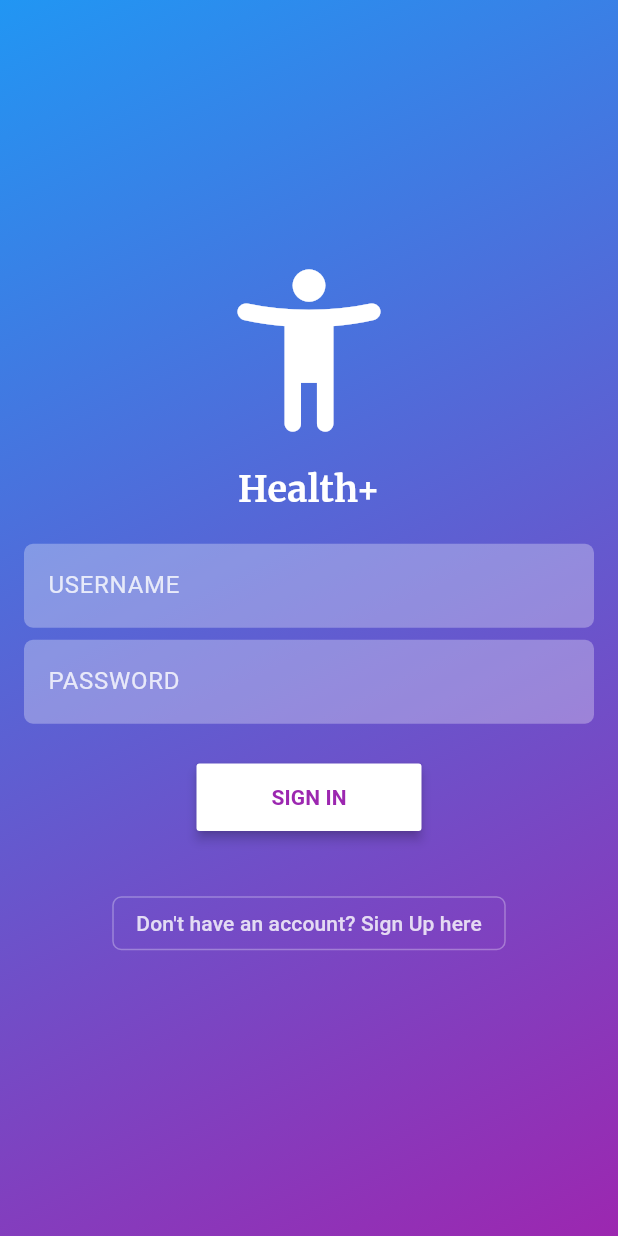
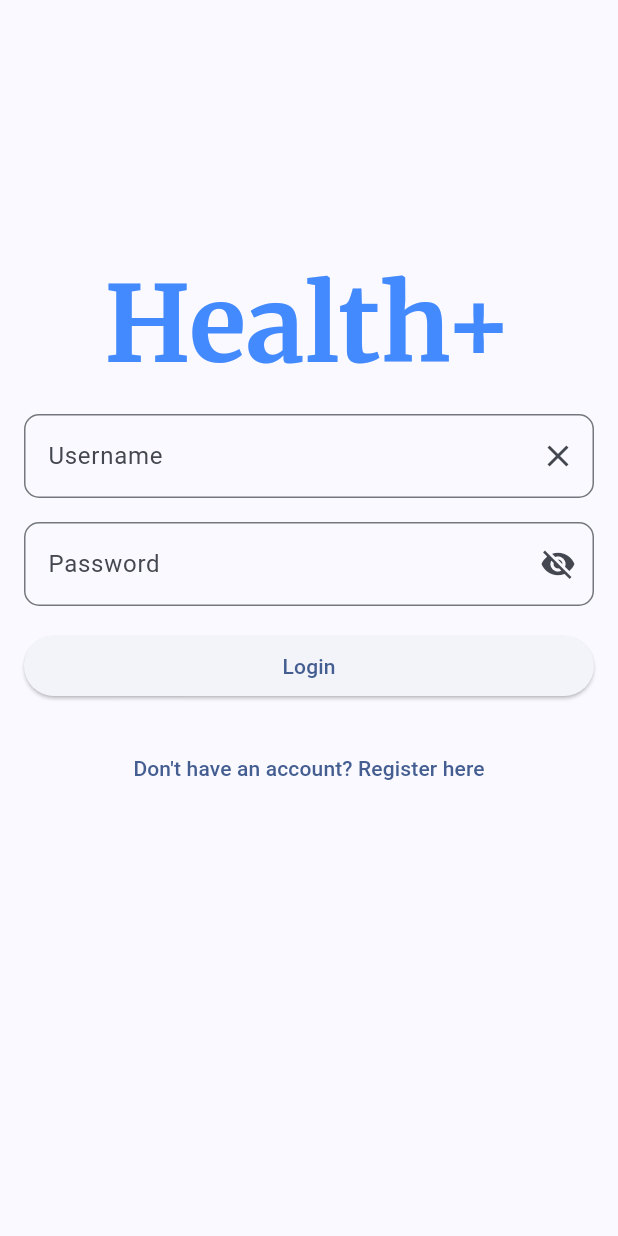
Before and after one commit to dwikyalfira/aplikasihealth, a Flutter app: the screen it shows after launch, on a phone screen of 412 x 824 dp. Run offline on Flutter 3.47's test engine with Material 3 defaults, Android fonts, the phone set to English and light mode, and no system bars; our stand-ins replace google_fonts, shared_preferences.

Commit message:
changes Login Page UI, and some minor UI app

```diff
--- a/lib/main.dart
+++ b/lib/main.dart
@@ -17,25 +17,12 @@ class MyApp extends StatelessWidget {
     return MaterialApp(
       title: 'Flutter Demo',
       theme: ThemeData(
-        // This is the theme of your application.
-        //
-        // TRY THIS: Try running your application with "flutter run". You'll see
-        // the application has a purple toolbar. Then, without quitting the app,
-        // try changing the seedColor in the colorScheme below to Colors.green
-        // and then invoke "hot reload" (save your changes or press the "hot
-        // reload" button in a Flutter-supported IDE, or press "r" if you used
-        // the command line to start the app).
-        //
-        // Notice that the counter didn't reset back to zero; the application
-        // state is not lost during the reload. To reset the state, use hot
-        // restart instead.
-        //
-        // This works for code too, not just values: Most code changes can be
-        // tested with just a hot reload.
-        colorScheme: ColorScheme.fromSeed(seedColor: Colors.deepPurple),
+        colorScheme: ColorScheme.fromSeed(seedColor: Colors.blueAccent),
         useMaterial3: true,
+        primaryColor: Colors.blueAccent,
+        secondaryHeaderColor: Colors.teal,
       ),
-      home: PageLogin(),
+      home: const SplashScreen(),
       debugShowCheckedModeBanner: false,
     );
   }
@@ -50,10 +37,6 @@ class PageHome extends StatefulWidget {
 
 class _State extends State<PageHome> with SingleTickerProviderStateMixin {
   late TabController tabController;
-  // proses do in background
-  // initState : proses di background yang dilakukan sebelum view dipanggil
-  // state : proses di background yang dilakukan saat perubahan view
-
   @override
   void initState() {
     // TODO: implement initState
@@ -63,16 +46,22 @@ class _State extends State<PageHome> with SingleTickerProviderStateMixin {
 
   @override
   Widget build(BuildContext context) {
-    return Scaffold(
+    return SafeArea(
+      child: Scaffold(
         body: TabBarView(
           controller: tabController,
           children: const [PageTabView(), PageTabView(), PagePegawai(), PageProfile()],
         ),
         bottomNavigationBar: BottomAppBar(
-        height: 81,
+          elevation: 8,
+          color: Colors.white,
+          child: SizedBox(
+            height: kBottomNavigationBarHeight,
+            child: Padding(
+              padding: const EdgeInsets.symmetric(vertical: 0),
               child: TabBar(
                 isScrollable: true,
-            labelColor: Colors.green,
+                labelColor: Colors.teal,
                 unselectedLabelColor: Colors.grey,
                 controller: tabController,
                 tabs: const [
@@ -92,10 +81,15 @@ class _State extends State<PageHome> with SingleTickerProviderStateMixin {
                     text: "Profil",
                     icon: Icon(Icons.person),
                   ),
-            ]),
+                ],
+              ),
+            ),
+          ),
+        ),
       ),
     );
   }
+
 }
 
 class PageTabView extends StatelessWidget {
--- a/lib/screen_page/page_login.dart
+++ b/lib/screen_page/page_login.dart
@@ -6,7 +6,6 @@ import 'package:aplikasi_health/main.dart';
 import 'package:aplikasi_health/model/model_login.dart';
 import 'package:aplikasi_health/screen_page/page_register.dart';
 import 'package:aplikasi_health/utils/check_session.dart';
-
 
 class PageLogin extends StatefulWidget {
   const PageLogin({Key? key}) : super(key: key);
@@ -21,6 +20,7 @@ class _PageLoginState extends State<PageLogin> {
   GlobalKey<FormState> keyForm = GlobalKey<FormState>();
 
   bool isLoading = false;
+  bool isPasswordVisible = false;
 
   Future<ModelLogin?> loginAccount() async {
     try {
@@ -73,7 +73,7 @@ class _PageLoginState extends State<PageLogin> {
         isLoading = false;
       });
       ScaffoldMessenger.of(context).showSnackBar(
-        SnackBar(
+        const SnackBar(
           content: Text(
             "Failed to Sign In, Username or Password is Invalid",
             textAlign: TextAlign.center,
@@ -84,146 +84,107 @@ class _PageLoginState extends State<PageLogin> {
     }
   }
 
+  //key form
+  GlobalKey<FormState> keyform = GlobalKey<FormState>();
+
   @override
   Widget build(BuildContext context) {
     return Scaffold(
       body: Container(
-        width: double.infinity,
-        decoration: const BoxDecoration(
-          gradient: LinearGradient(
-            colors: [Colors.blue, Colors.purple],
-            begin: Alignment.topLeft,
-            end: Alignment.bottomRight,
-          ),
-        ),
-        child: Padding(
+        child: Container(
           padding: const EdgeInsets.all(16),
-          child: Form(
-            key: keyForm,
-            autovalidateMode: AutovalidateMode.onUserInteraction,
           child: Column(
-              mainAxisAlignment: MainAxisAlignment.center,
             crossAxisAlignment: CrossAxisAlignment.center,
             children: [
-                Icon(
-                  Icons.accessibility_new_rounded,
-                  size: 130,
-                  color: Colors.white,
-                ),
-                SizedBox(
-                  height: 10,
-                ),
+              const SizedBox(height: 150),
               Text(
                 "Health+",
                 style: GoogleFonts.merriweather(
-                    textStyle: TextStyle(
-                      color: Colors.white,
+                    textStyle: const TextStyle(
+                        color: Colors.blueAccent,
                         fontWeight: FontWeight.bold,
-                      fontSize: 24,
+                        fontSize: 70
+                    )
+                ),
+              ),
+              const SizedBox(height: 10),
+              Form(
+                key: keyform,
+                autovalidateMode: AutovalidateMode.onUserInteraction,
+                child: Column(
+                  children: [
+                    TextFormField(
+                      controller: username,
+                      validator: (val) {
+                        return val!.isEmpty ? "Username is required" : null;
+                      },
+                      decoration: InputDecoration(
+                        hintText: 'Username',
+                        border: OutlineInputBorder(
+                          borderRadius: BorderRadius.circular(10),
+                        ),
+                        suffixIcon: IconButton(
+                          onPressed: () {
+                            username.clear();
+                          },
+                          icon: const Icon(Icons.clear),
                         ),
                       ),
                     ),
-                SizedBox(
-                  height: 20,
+                    const SizedBox(height: 16),
+                    TextFormField(
+                      controller: password,
+                      validator: (val) {
+                        return val!.isEmpty ? "Password is required" : null;
+                      },
+                      decoration: InputDecoration(
+                        hintText: 'Password',
+                        border: OutlineInputBorder(
+                          borderRadius: BorderRadius.circular(10),
                         ),
-                TextFormField(
-                  controller: username,
-                  validator: (val) =>
-                  val!.isEmpty ? "Username can't be empty" : null,
-                  style: TextStyle(color: Colors.white.withOpacity(0.8)),
-                  decoration: InputDecoration(
-                    hintText: "USERNAME",
-                    hintStyle:
-                    TextStyle(color: Colors.white.withOpacity(0.8)),
-                    border: OutlineInputBorder(
-                      borderRadius: BorderRadius.circular(6),
-                      borderSide: BorderSide.none,
-                    ),
-                    filled: true,
-                    fillColor: Colors.white.withOpacity(0.3),
+                        suffixIcon: IconButton(
+                          onPressed: () {
+                            setState(() {
+                              isPasswordVisible = !isPasswordVisible;
+                            });
+                          },
+                          icon: Icon(isPasswordVisible
+                              ? Icons.visibility
+                              : Icons.visibility_off),
                         ),
                       ),
-                const SizedBox(
-                  height: 8,
+                      obscureText: !isPasswordVisible,
                     ),
-                TextFormField(
-                  controller: password,
-                  validator: (val) =>
-                  val!.isEmpty ? "Password can't be empty" : null,
-                  style: TextStyle(color: Colors.white.withOpacity(0.8)),
-                  decoration: InputDecoration(
-                    hintText: "PASSWORD",
-                    hintStyle:
-                    TextStyle(color: Colors.white.withOpacity(0.8)),
-                    border: OutlineInputBorder(
-                      borderRadius: BorderRadius.circular(6),
-                      borderSide: BorderSide.none,
-                    ),
-                    filled: true,
-                    fillColor: Colors.white.withOpacity(0.3),
-                  ),
-                  obscureText: true,
-                ),
-                const SizedBox(
-                  height: 25,
-                ),
-                Container(
-                  decoration:
-                  BoxDecoration(borderRadius: BorderRadius.circular(20)),
-                  child: isLoading
-                      ? const Center(
-                    child: CircularProgressIndicator(),
-                  )
-                      : MaterialButton(
-                    minWidth: 150,
-                    elevation: 3,
-                    height: 45,
-                    color: Colors.white,
+                    const SizedBox(height: 16),
+                    SizedBox( // Wrap the ElevatedButton with SizedBox
+                      width: double.infinity, // Set width to match the width of the form fields
+                      child: ElevatedButton(
                         onPressed: () {
-                      if (keyForm.currentState?.validate() == true) {
+                          if (keyform.currentState!.validate()) {
                             loginAccount();
                           }
                         },
-                    child: const Text(
-                      "SIGN IN",
-                      style: TextStyle(
-                        color: Colors.purple,
-                        fontWeight: FontWeight.bold,
-                      ),
-                    ),
-                  ),
-                ),
-                SizedBox(
-                  height: 20,
-                ),
-                Container(
-                  padding: EdgeInsets.all(16),
-                  child: MaterialButton(
-                    shape: RoundedRectangleBorder(
-                      borderRadius: BorderRadius.circular(6),
-                      side: BorderSide(width: 1, color: Colors.white30),
-                    ),
-                    onPressed: () {
-                      Navigator.push(
-                        context,
-                        MaterialPageRoute(
-                          builder: (context) => PageRegistrasi(),
-                        ),
-                      );
-                    },
-                    child: Text(
-                      "Don't have an account? Sign Up here",
-                      style: TextStyle(
-                        color: Colors.white.withOpacity(0.8),
-                      ),
-                    ),
+                        child: const Text('Login'),
                       ),
                     ),
                   ],
                 ),
               ),
+              const SizedBox(height: 20),
+              TextButton(
+                onPressed: () {
+                  Navigator.pushReplacement(
+                    context,
+                    MaterialPageRoute(builder: (_) => const PageRegistrasi()),
+                  );
+                },
+                child: const Text('Don\'t have an account? Register here'),
+              ),
+            ],
+          ),
         ),
       ),
     );
   }
+
 }
```
Also changed, not shown: lib/screen_page/page_edit_profile.dart (+13 -4 lines), lib/screen_page/page_profile.dart (+7 -3 lines), lib/screen_page/splash_screen.dart (+10 -10 lines), assets/images/health+.png (added). Lines whose indentation alone changed are shown as unchanged.
